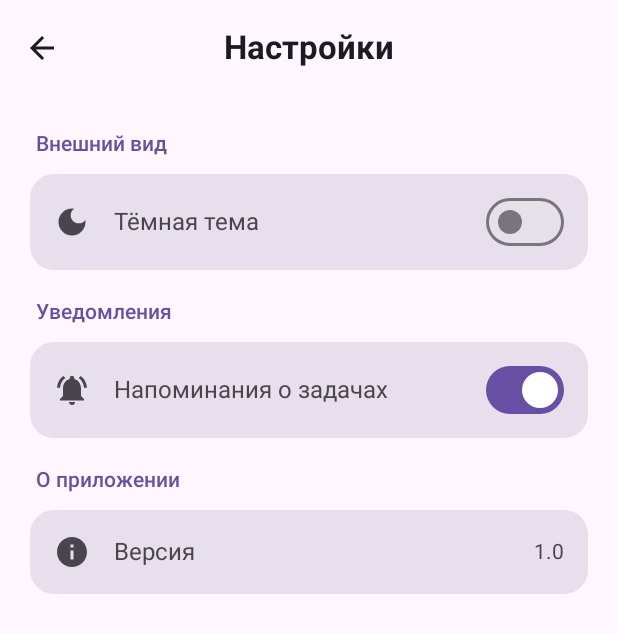
After one commit to farruhnarzullaev2012-lang/TodoApp, an Android app built with Jetpack Compose: the composable SettingsScreen shown on its own in the app's theme, on a phone screen of 412 x 824 dp. The commit adds this screen. Shown: the top 633 px of the screen. Run offline under Robolectric (Android 15) with nearby library versions, the phone set to English and light mode, and no system bars.

Commit message:
Экран «Настройки» (по skill yangi-ekran), тёмная тема

```diff
--- a/app/src/main/java/com/example/todoapp/MainActivity.kt
+++ b/app/src/main/java/com/example/todoapp/MainActivity.kt
@@ -28,9 +28,10 @@ class MainActivity : ComponentActivity() {
     override fun onCreate(savedInstanceState: Bundle?) {
         super.onCreate(savedInstanceState)
         setContent {
-            MaterialTheme {
+            var darkTheme by rememberSaveable { mutableStateOf(false) }
+            MaterialTheme(colorScheme = if (darkTheme) darkColorScheme() else lightColorScheme()) {
                 Surface(modifier = Modifier.fillMaxSize()) {
-                    // Oddiy navigatsiya: login -> tasks -> profile / stats
+                    // Навигация: login -> tasks -> profile (-> settings) / stats
                     var screen by rememberSaveable { mutableStateOf("login") }
                     var userEmail by rememberSaveable { mutableStateOf("") }
                     when (screen) {
@@ -44,7 +45,16 @@ class MainActivity : ComponentActivity() {
                                 name = userEmail.substringBefore("@").replaceFirstChar { it.uppercase() },
                                 email = userEmail,
                                 onBack = { screen = "tasks" },
+                                onSettings = { screen = "settings" },
                                 onLogout = { userEmail = ""; screen = "login" }
+                            )
+                        }
+                        "settings" -> {
+                            BackHandler { screen = "profile" }
+                            SettingsScreen(
+                                darkTheme = darkTheme,
+                                onDarkThemeChange = { darkTheme = it },
+                                onBack = { screen = "profile" }
                             )
                         }
                         "stats" -> {
--- /dev/null
+++ b/app/src/main/java/com/example/todoapp/SettingsScreen.kt
@@ -0,0 +1,107 @@
+package com.example.todoapp
+
+import androidx.compose.foundation.layout.*
+import androidx.compose.foundation.shape.RoundedCornerShape
+import androidx.compose.material.icons.Icons
+import androidx.compose.material.icons.automirrored.filled.ArrowBack
+import androidx.compose.material.icons.filled.DarkMode
+import androidx.compose.material.icons.filled.Info
+import androidx.compose.material.icons.filled.NotificationsActive
+import androidx.compose.material3.*
+import androidx.compose.runtime.*
+import androidx.compose.runtime.saveable.rememberSaveable
+import androidx.compose.ui.Alignment
+import androidx.compose.ui.Modifier
+import androidx.compose.ui.graphics.vector.ImageVector
+import androidx.compose.ui.text.font.FontWeight
+import androidx.compose.ui.unit.dp
+import androidx.compose.ui.unit.sp
+
+// Экран «Настройки» — сделан по skill "yangi-ekran" (заголовок + назад + чистый контент)
+@OptIn(ExperimentalMaterial3Api::class)
+@Composable
+fun SettingsScreen(
+    darkTheme: Boolean,
+    onDarkThemeChange: (Boolean) -> Unit,
+    onBack: () -> Unit
+) {
+    var reminders by rememberSaveable { mutableStateOf(true) }
+
+    Scaffold(
+        topBar = {
+            CenterAlignedTopAppBar(
+                title = { Text("Настройки", fontWeight = FontWeight.Bold) },
+                navigationIcon = {
+                    IconButton(onClick = onBack) {
+                        Icon(Icons.AutoMirrored.Filled.ArrowBack, contentDescription = "Назад")
+                    }
+                }
+            )
+        }
+    ) { innerPadding ->
+        Column(
+            modifier = Modifier
+                .fillMaxSize()
+                .padding(innerPadding)
+                .padding(horizontal = 20.dp, vertical = 16.dp),
+            verticalArrangement = Arrangement.spacedBy(12.dp)
+        ) {
+            SectionTitle("Внешний вид")
+            SettingsCard {
+                SwitchRow(Icons.Default.DarkMode, "Тёмная тема", darkTheme, onDarkThemeChange)
+            }
+
+            SectionTitle("Уведомления")
+            SettingsCard {
+                SwitchRow(Icons.Default.NotificationsActive, "Напоминания о задачах", reminders) { reminders = it }
+            }
+
+            SectionTitle("О приложении")
+            SettingsCard {
+                Row(
+                    verticalAlignment = Alignment.CenterVertically,
+                    modifier = Modifier.fillMaxWidth().padding(16.dp)
+                ) {
+                    Icon(Icons.Default.Info, contentDescription = null)
+                    Spacer(Modifier.width(16.dp))
+                    Text("Версия", modifier = Modifier.weight(1f), fontSize = 16.sp)
+                    Text("1.0", color = MaterialTheme.colorScheme.onSurfaceVariant)
+                }
+            }
+        }
+    }
+}
+
+@Composable
+private fun SectionTitle(text: String) {
+    Text(
+        text,
+        fontSize = 14.sp,
+        fontWeight = FontWeight.SemiBold,
+        color = MaterialTheme.colorScheme.primary,
+        modifier = Modifier.padding(top = 8.dp, start = 4.dp)
+    )
+}
+
+@Composable
+private fun SettingsCard(content: @Composable ColumnScope.() -> Unit) {
+    Card(
+        shape = RoundedCornerShape(16.dp),
+        colors = CardDefaults.cardColors(containerColor = MaterialTheme.colorScheme.surfaceVariant),
+        modifier = Modifier.fillMaxWidth(),
+        content = content
+    )
+}
+
+@Composable
+private fun SwitchRow(icon: ImageVector, title: String, checked: Boolean, onChange: (Boolean) -> Unit) {
+    Row(
+        verticalAlignment = Alignment.CenterVertically,
+        modifier = Modifier.fillMaxWidth().padding(horizontal = 16.dp, vertical = 8.dp)
+    ) {
+        Icon(icon, contentDescription = null)
+        Spacer(Modifier.width(16.dp))
+        Text(title, modifier = Modifier.weight(1f), fontSize = 16.sp)
+        Switch(checked = checked, onCheckedChange = onChange)
+    }
+}
```
Also changed, not shown: 1 other file.
